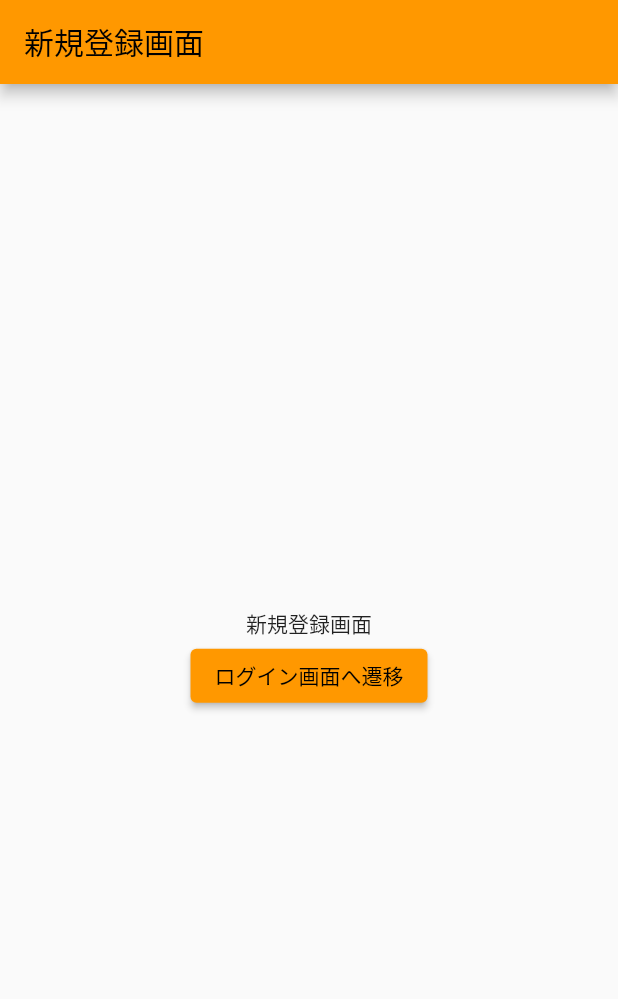
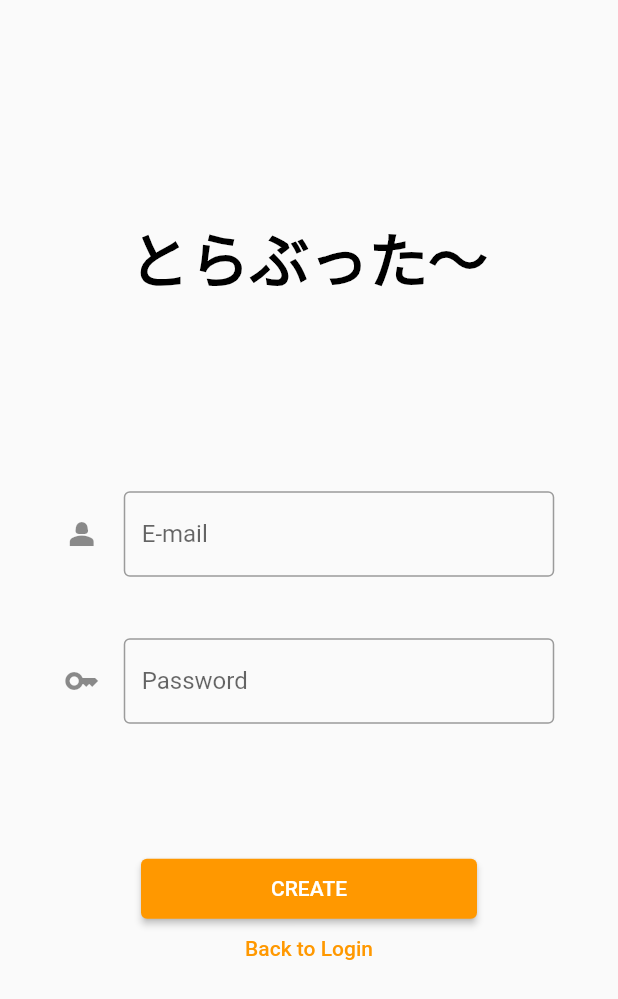
Before and after one commit to KoukiFOL/traveltrouble, a Flutter app: the SignupScreen screen opened by its route, on a phone screen of 412 x 824 dp. Shown: the top 999 px of the screen. Run offline on Flutter 3.47's test engine with Material 2 defaults, Android fonts, the phone set to English and light mode, and no system bars; our stand-ins replace cloud_firestore, firebase_auth, firebase_core, go_router; missing offline and left inert: dart:js; accounts and stored records are empty; Roboto replaces fonts that are missing (SF Pro Text).

Commit message:
feat: 新規登録画面の追加とロジックとの接続

```diff
--- a/lib/screen/login.dart
+++ b/lib/screen/login.dart
@@ -3,6 +3,7 @@
 import 'package:flutter/material.dart';
 import 'package:go_router/go_router.dart';
 import 'package:provider/provider.dart';
+import '../Compornents/dialog.dart';
 import '../service/firebase/auth_error.dart';
 import '../service/firebase/auth_service.dart';
 
@@ -95,38 +96,21 @@ class LoginScreen extends StatelessWidget {
                     context.goNamed('home');
                   } else {
                     final errorMessage = exceptionMessage(result!);
-                    _showErrorDialog(context, errorMessage);
+                    showErrorDialog(context, errorMessage);
                   }
                 },
-                child: Text("login"),
+                child: Text("LOGIN"),
               ),
             ),
             SizedBox(
               width: 327,
             ),
+            TextButton(
+                onPressed: () => {context.goNamed('signup')},
+                child: Text('Create Account')),
           ],
         ),
       ),
     );
   }
 }
-
-void _showErrorDialog(BuildContext context, String? message) {
-  showDialog(
-    context: context,
-    barrierDismissible: false,
-    builder: (BuildContext dialogContext) {
-      return AlertDialog(
-        title: Text(message!),
-        actions: <Widget>[
-          TextButton(
-            child: Text('OK'),
-            onPressed: () {
-              Navigator.pop(dialogContext);
-            },
-          ),
-        ],
-      );
-    },
-  );
-}
--- a/lib/screen/signup.dart
+++ b/lib/screen/signup.dart
@@ -1,26 +1,117 @@
+// ignore_for_file: avoid_print
+
 import 'package:flutter/material.dart';
 import 'package:go_router/go_router.dart';
+import 'package:provider/provider.dart';
+import '../Compornents/dialog.dart';
+import '../service/firebase/auth_error.dart';
+import '../service/firebase/auth_service.dart';
 
-// 新規登録画面
 class SignupScreen extends StatelessWidget {
+  final TextEditingController emailController = TextEditingController();
+  final TextEditingController passwordController = TextEditingController();
+
   @override
   Widget build(BuildContext context) {
+    final authService = Provider.of<AuthService>(context);
     return Scaffold(
-      appBar: AppBar(
-        title: Text('新規登録画面'),
-      ),
       body: Center(
         child: Column(
           mainAxisAlignment: MainAxisAlignment.center,
           children: <Widget>[
-            Text(
-              '新規登録画面',
+            SizedBox(
+              //title
+              width: 239,
+              height: 43,
+              child: Text(
+                'とらぶった〜',
+                textAlign: TextAlign.center,
+                style: TextStyle(
+                  color: Colors.black,
+                  fontSize: 40,
+                  fontFamily: 'SF Pro Text',
+                  fontWeight: FontWeight.w700,
+                  height: 0.53,
+                  letterSpacing: -0.32,
+                ),
+              ),
             ),
-            ElevatedButton(
-              child: Text("ログイン画面へ遷移"),
-              onPressed: () {
-                context.goNamed('login');
-              },
+            SizedBox(
+              width: 113,
+              height: 113,
+            ),
+            SizedBox(
+              //Email form
+              width: 327,
+              height: 57,
+
+              child: TextField(
+                controller: emailController,
+                decoration: InputDecoration(
+                  border: OutlineInputBorder(),
+                  hintText: "E-mail",
+                  icon: Icon(Icons.person_2),
+                ),
+              ),
+            ),
+            SizedBox(
+              //空白
+              width: 327,
+              height: 41,
+            ),
+            SizedBox(
+              //password form
+              width: 327,
+              height: 57,
+              child: TextField(
+                controller: passwordController,
+                decoration: InputDecoration(
+                  border: OutlineInputBorder(),
+                  hintText: "Password",
+                  icon: Icon(Icons.key),
+                ),
+              ),
+            ),
+            SizedBox(
+              //空白
+              width: 327,
+              height: 90,
+            ),
+            SizedBox(
+              width: 224,
+              height: 40,
+              child: ElevatedButton(
+                style: ButtonStyle(
+                  backgroundColor: MaterialStatePropertyAll(Colors.orange),
+                  foregroundColor: MaterialStatePropertyAll(Colors.white),
+                ),
+                onPressed: () async {
+                  final email = emailController.text;
+                  final password = passwordController.text;
+                  final result = await authService.signUpWithEmailAndPassword(
+                      email, password, context);
+                  print('result: $result');
+
+                  if (result == FirebaseAuthResultStatus.Successful) {
+                    context.goNamed('home');
+                  } else {
+                    final errorMessage = exceptionMessage(result!);
+                    showErrorDialog(context, errorMessage);
+                  }
+                },
+                child: Text("CREATE"),
+              ),
+            ),
+            // back to login with text button
+            SizedBox(
+              width: 224,
+              height: 40,
+              child: TextButton(
+                onPressed: () {
+                  context.goNamed('login');
+                },
+                child: Text("Back to Login"),
+              ),
             ),
           ],
         ),
```
